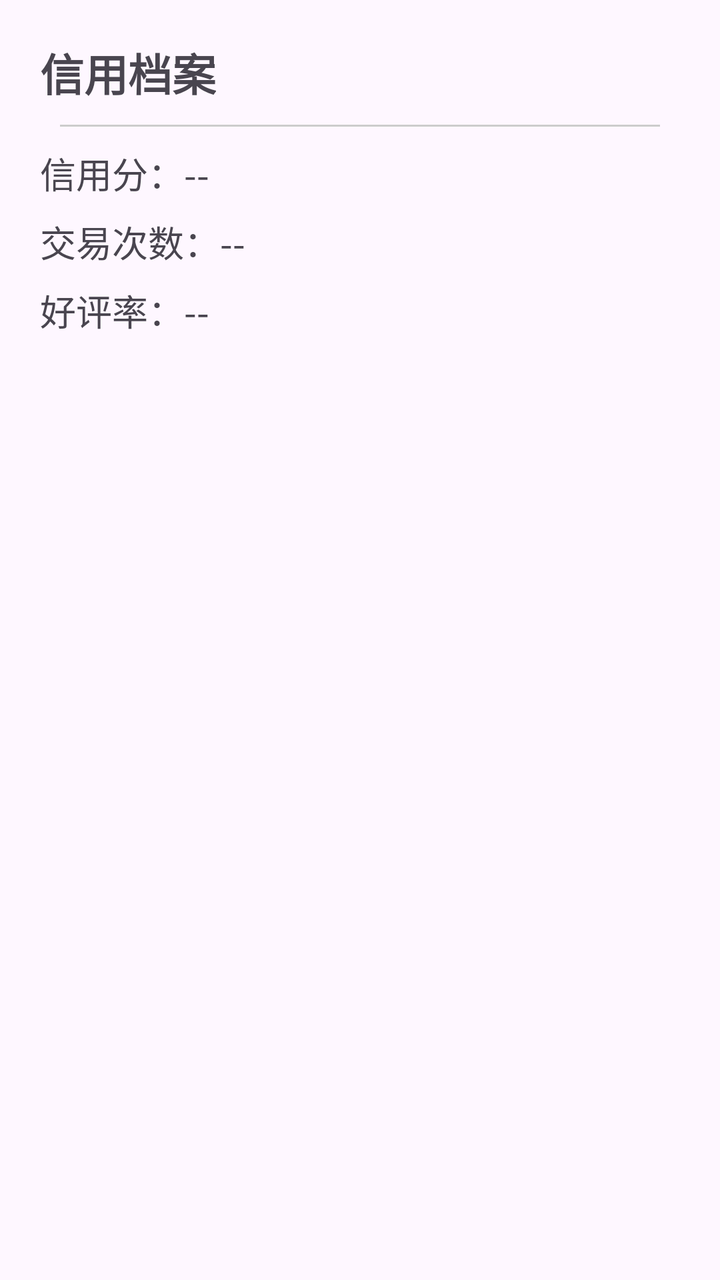
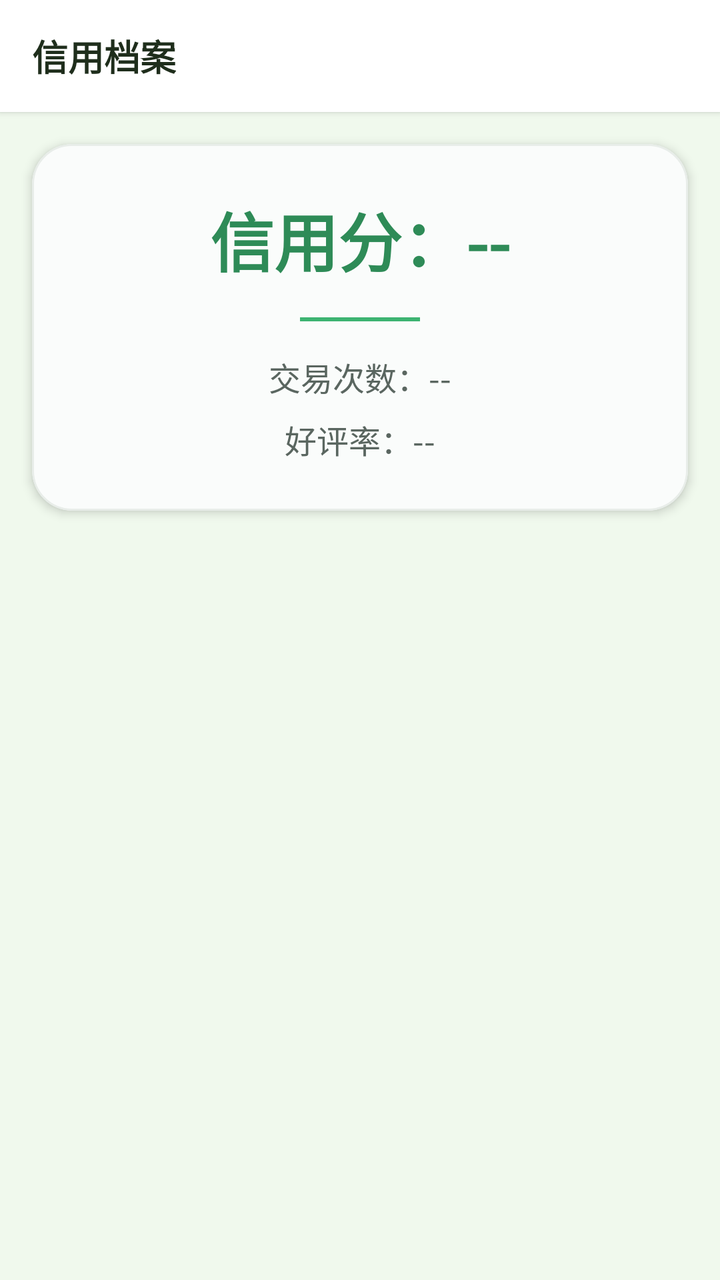

Before-and-after screenshots of an Android layout around one commit, followed by the original layout XML and the change that was made.
<!-- AndroidManifest.xml: application theme Theme.EtradeAndroid -->
<!-- res/layout/activity_credit.xml -->
<?xml version="1.0" encoding="utf-8"?>
<LinearLayout xmlns:android="http://schemas.android.com/apk/res/android"
    android:layout_width="match_parent"
    android:layout_height="match_parent"
    android:orientation="vertical"
    android:padding="20dp">

    <TextView
        android:layout_width="wrap_content"
        android:layout_height="wrap_content"
        android:text="信用档案"
        android:textSize="22sp"
        android:textStyle="bold"/>

    <View
        android:layout_width="match_parent"
        android:layout_height="1dp"
        android:background="#ccc"
        android:layout_margin="10dp"/>

    
    <TextView
        android:layout_width="wrap_content"
        android:layout_height="wrap_content"
        android:id="@+id/tvCreditScore"
        android:text="信用分：--"
        android:textSize="18sp"/>

    <TextView
        android:layout_width="wrap_content"
        android:layout_height="wrap_content"
        android:id="@+id/tvTradeCount"
        android:text="交易次数：--"
        android:textSize="18sp"
        android:layout_marginTop="8dp"/>

    <TextView
        android:layout_width="wrap_content"
        android:layout_height="wrap_content"
        android:id="@+id/tvGoodRate"
        android:text="好评率：--"
        android:textSize="18sp"
        android:layout_marginTop="8dp"/>

</LinearLayout>
<!-- resources referenced by this layout -->
<resources>
  <style name="Theme.EtradeAndroid" parent="Base.Theme.EtradeAndroid" />
  <style name="Base.Theme.EtradeAndroid" parent="Theme.Material3.DayNight.NoActionBar">
          <item name="colorPrimary">@color/primary_blue</item>
          <item name="colorOnPrimary">@color/white</item>
          <item name="colorSecondary">@color/accent_orange</item>
          <item name="colorOnSecondary">@color/white</item>
          <item name="android:statusBarColor">@color/primary_blue_dark</item>
          <item name="android:navigationBarColor">@color/white</item>
          <item name="colorSurface">@color/background_white</item>
          <item name="colorOnSurface">@color/text_primary</item>
      </style>
  <color name="primary_blue">#4A90E2</color>
  <color name="white">#FFFFFFFF</color>
  <color name="accent_orange">#F5A623</color>
  <color name="primary_blue_dark">#357ABD</color>
  <color name="background_white">#FFFFFF</color>
  <color name="text_primary">#212529</color>
</resources>

<!-- the commit's change to res/layout/activity_credit.xml (unified diff, before → after) -->
@@ -1,45 +1,78 @@
 <?xml version="1.0" encoding="utf-8"?>
 <LinearLayout xmlns:android="http://schemas.android.com/apk/res/android"
+    xmlns:app="http://schemas.android.com/apk/res-auto"
     android:layout_width="match_parent"
     android:layout_height="match_parent"
     android:orientation="vertical"
-    android:padding="20dp">
-
-    <TextView
-        android:layout_width="wrap_content"
-        android:layout_height="wrap_content"
-        android:text="信用档案"
-        android:textSize="22sp"
-        android:textStyle="bold"/>
-
-    <View
-        android:layout_width="match_parent"
-        android:layout_height="1dp"
-        android:background="#ccc"
-        android:layout_margin="10dp"/>
+    android:background="@color/background_light">
 
     
-    <TextView
-        android:layout_width="wrap_content"
+    <LinearLayout android:layout_width="match_parent" android:layout_height="56dp"
+        android:background="@color/background_white" android:gravity="center_vertical"
+        android:paddingHorizontal="16dp" android:elevation="2dp">
+        <TextView android:layout_width="wrap_content" android:layout_height="wrap_content"
+            android:text="信用档案" android:textSize="18sp" android:textStyle="bold"
+            android:textColor="@color/text_primary" />
+    </LinearLayout>
+
+    
+    <com.google.android.material.card.MaterialCardView
+        android:layout_width="match_parent"
         android:layout_height="wrap_content"
-        android:id="@+id/tvCreditScore"
-        android:text="信用分：--"
-        android:textSize="18sp"/>
+        android:layout_margin="16dp"
+        app:cardCornerRadius="20dp"
+        app:cardElevation="3dp"
+        app:cardBackgroundColor="@color/background_card"
+        app:strokeWidth="1dp"
+        app:strokeColor="@color/divider">
 
-    <TextView
-        android:layout_width="wrap_content"
-        android:layout_height="wrap_content"
-        android:id="@+id/tvTradeCount"
-        android:text="交易次数：--"
-        android:textSize="18sp"
-        android:layout_marginTop="8dp"/>
+        <LinearLayout
+            android:layout_width="match_parent"
+            android:layout_height="wrap_content"
+            android:orientation="vertical"
+            android:padding="24dp">
 
-    <TextView
-        android:layout_width="wrap_content"
-        android:layout_height="wrap_content"
-        android:id="@+id/tvGoodRate"
-        android:text="好评率：--"
-        android:textSize="18sp"
-        android:layout_marginTop="8dp"/>
+            
+            <TextView
+                android:id="@+id/tvCreditScore"
+                android:layout_width="wrap_content"
+                android:layout_height="wrap_content"
+                android:text="信用分：--"
+                android:textSize="32sp"
+                android:textStyle="bold"
+                android:textColor="@color/primary_green"
+                android:layout_gravity="center_horizontal" />
+
+            <View
+                android:layout_width="60dp"
+                android:layout_height="2dp"
+                android:background="@color/primary_green_light"
+                android:layout_gravity="center_horizontal"
+                android:layout_marginTop="16dp"
+                android:layout_marginBottom="16dp" />
+
+            
+            <TextView
+                android:id="@+id/tvTradeCount"
+                android:layout_width="wrap_content"
+                android:layout_height="wrap_content"
+                android:text="交易次数：--"
+                android:textSize="16sp"
+                android:textColor="@color/text_secondary"
+                android:layout_gravity="center_horizontal"
+                android:layout_marginBottom="8dp" />
+
+            
+            <TextView
+                android:id="@+id/tvGoodRate"
+                android:layout_width="wrap_content"
+                android:layout_height="wrap_content"
+                android:text="好评率：--"
+                android:textSize="16sp"
+                android:textColor="@color/text_secondary"
+                android:layout_gravity="center_horizontal" />
+
+        </LinearLayout>
+    </com.google.android.material.card.MaterialCardView>
 
 </LinearLayout>
<!-- resource entries referenced after the edit -->
@@ -1,21 +1,52 @@
 <!-- resources referenced by this layout -->
 <resources>
+  <color name="background_card">#FAFCFB</color>
+  <color name="background_light">#F0F9ED</color>
   <style name="Theme.EtradeAndroid" parent="Base.Theme.EtradeAndroid" />
   <style name="Base.Theme.EtradeAndroid" parent="Theme.Material3.DayNight.NoActionBar">
-          <item name="colorPrimary">@color/primary_blue</item>
+          
+          <item name="colorPrimary">@color/primary_green</item>
           <item name="colorOnPrimary">@color/white</item>
-          <item name="colorSecondary">@color/accent_orange</item>
-          <item name="colorOnSecondary">@color/white</item>
-          <item name="android:statusBarColor">@color/primary_blue_dark</item>
-          <item name="android:navigationBarColor">@color/white</item>
+          <item name="colorPrimaryVariant">@color/primary_green_dark</item>
+          
+          
+          <item name="colorSecondary">@color/accent_yellow</item>
+          <item name="colorOnSecondary">@color/text_primary</item>
+          
+          
+          <item name="android:statusBarColor">@color/primary_green</item>
+          <item name="android:navigationBarColor">@color/background_white</item>
+          
+          
+          <item name="android:windowBackground">@color/background_light</item>
           <item name="colorSurface">@color/background_white</item>
           <item name="colorOnSurface">@color/text_primary</item>
+          
+          
+          <item name="shapeAppearanceSmallComponent">@style/ShapeAppearance.Etrade.Small</item>
+          <item name="shapeAppearanceMediumComponent">@style/ShapeAppearance.Etrade.Medium</item>
+          <item name="shapeAppearanceLargeComponent">@style/ShapeAppearance.Etrade.Large</item>
       </style>
-  <color name="primary_blue">#4A90E2</color>
   <color name="white">#FFFFFFFF</color>
-  <color name="accent_orange">#F5A623</color>
-  <color name="primary_blue_dark">#357ABD</color>
+  <color name="primary_green_dark">#267347</color>
+  <color name="accent_yellow">#F7D44A</color>
+  <style name="ShapeAppearance.Etrade.Small" parent="ShapeAppearance.Material3.SmallComponent">
+          <item name="cornerFamily">rounded</item>
+          <item name="cornerSize">12dp</item>
+      </style>
+  <style name="ShapeAppearance.Etrade.Medium" parent="ShapeAppearance.Material3.MediumComponent">
+          <item name="cornerFamily">rounded</item>
+          <item name="cornerSize">16dp</item>
+      </style>
+  <style name="ShapeAppearance.Etrade.Large" parent="ShapeAppearance.Material3.LargeComponent">
+          <item name="cornerFamily">rounded</item>
+          <item name="cornerSize">20dp</item>
+      </style>
   <color name="background_white">#FFFFFF</color>
-  <color name="text_primary">#212529</color>
+  <color name="divider">#E8EDE9</color>
+  <color name="primary_green">#2E8B57</color>
+  <color name="primary_green_light">#3CB371</color>
+  <color name="text_primary">#1F2E1C</color>
+  <color name="text_secondary">#5A6660</color>
 </resources>
 
